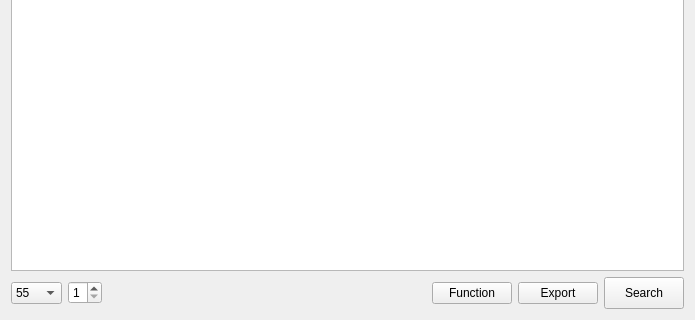
Qt form dataviews/tabledata.ui (hallamlab/MetaPathwaysGUI) before a commit; both pictures show x 0 to 695 and y 580 to 900 of the 695 by 900 pixel window.
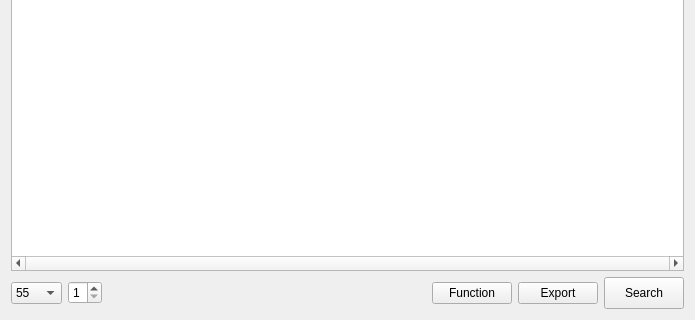
The same form after that commit.

```diff
--- a/dataviews/tabledata.ui
+++ b/dataviews/tabledata.ui
@@ -52,13 +52,22 @@
      </property>
      <property name="minimumSize">
       <size>
-       <width>0</width>
+       <width>50</width>
        <height>0</height>
       </size>
      </property>
+     <property name="horizontalScrollBarPolicy">
+      <enum>Qt::ScrollBarAlwaysOn</enum>
+     </property>
      <property name="editTriggers">
       <set>QAbstractItemView::NoEditTriggers</set>
      </property>
+     <property name="alternatingRowColors">
+      <bool>true</bool>
+     </property>
+     <property name="horizontalScrollMode">
+      <enum>QAbstractItemView::ScrollPerPixel</enum>
+     </property>
     </widget>
    </item>
    <item row="1" column="4">
```
